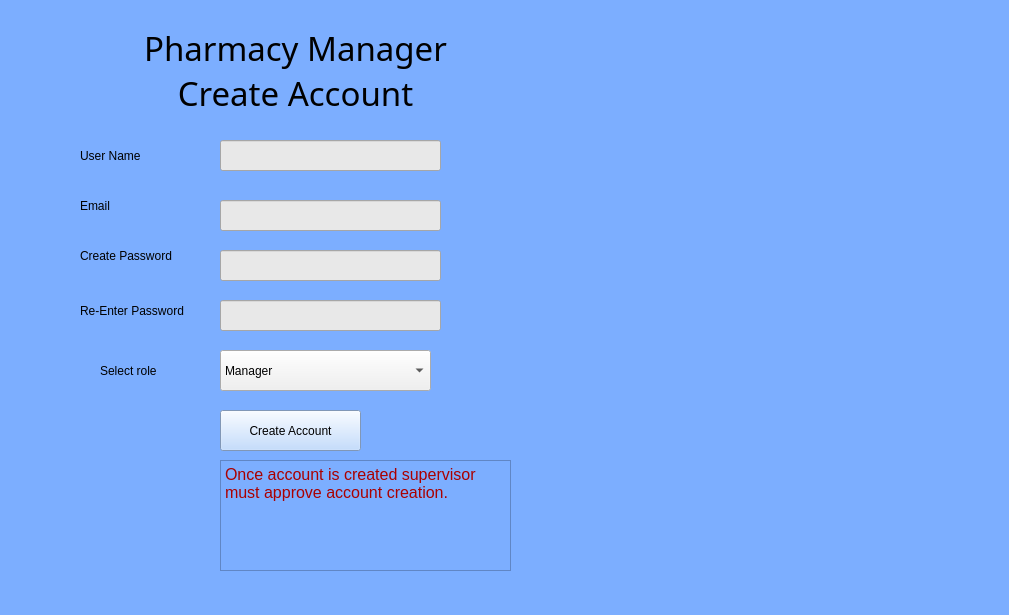
Qt form UI/createAccount.ui (BennettPJ/SFWE403-Sem-Proj) before a commit.
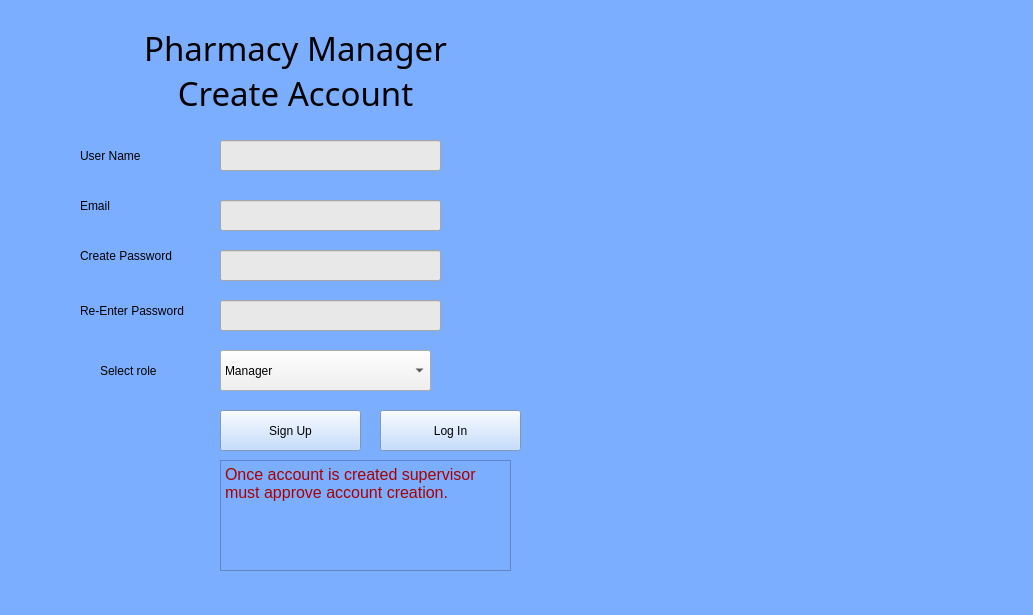
The same form after that commit. Icons and pictures are not drawn.

Patch:
```diff
--- a/UI/createAccount.ui
+++ b/UI/createAccount.ui
@@ -6,7 +6,7 @@
    <rect>
     <x>0</x>
     <y>0</y>
-    <width>1009</width>
+    <width>1033</width>
     <height>615</height>
    </rect>
   </property>
@@ -43,7 +43,7 @@
      <string notr="true">background-color: rgb(180, 212, 255);</string>
     </property>
     <property name="text">
-     <string>Create Account</string>
+     <string>Sign Up</string>
     </property>
    </widget>
    <widget class="QLineEdit" name="createUserName">
@@ -378,6 +378,28 @@
      <string/>
     </property>
    </widget>
+   <widget class="QPushButton" name="logIn2">
+    <property name="geometry">
+     <rect>
+      <x>380</x>
+      <y>410</y>
+      <width>141</width>
+      <height>41</height>
+     </rect>
+    </property>
+    <property name="sizePolicy">
+     <sizepolicy hsizetype="Fixed" vsizetype="Fixed">
+      <horstretch>0</horstretch>
+      <verstretch>0</verstretch>
+     </sizepolicy>
+    </property>
+    <property name="styleSheet">
+     <string notr="true">background-color: rgb(180, 212, 255);</string>
+    </property>
+    <property name="text">
+     <string>Log In</string>
+    </property>
+   </widget>
   </widget>
   <widget class="QMenuBar" name="menubar">
    <property name="geometry">
```
Left out of the diff: 6 changed lines with no effect on the pictures.
